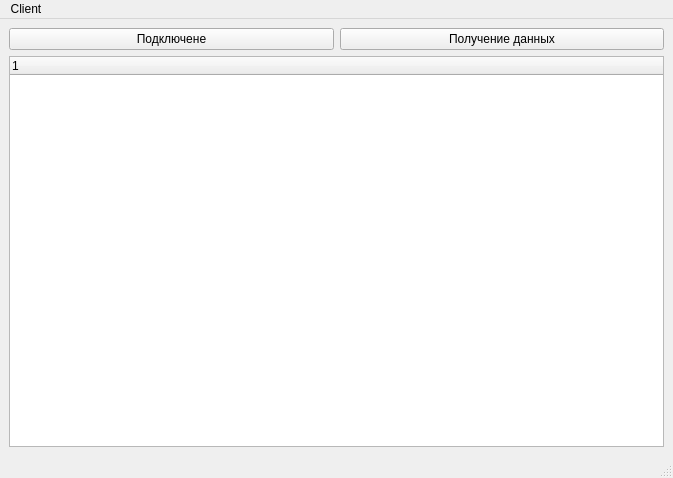
Before: the Qt Designer form client/clientwindow.ui in vavasik800/QTClientServer, drawn with Qt 5.
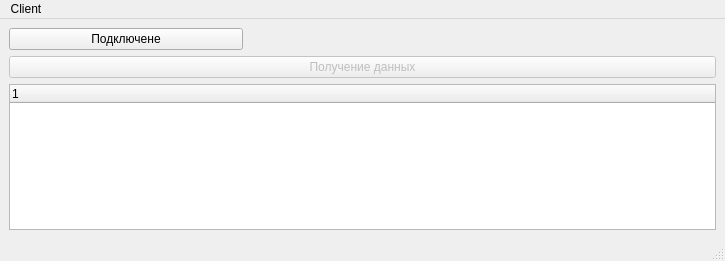
After: the same form once the commit is applied.

Diff of the .ui file:
```diff
--- a/client/clientwindow.ui
+++ b/client/clientwindow.ui
@@ -6,8 +6,8 @@
    <rect>
     <x>0</x>
     <y>0</y>
-    <width>673</width>
-    <height>478</height>
+    <width>725</width>
+    <height>261</height>
    </rect>
   </property>
   <property name="windowTitle">
@@ -15,13 +15,25 @@
   </property>
   <widget class="QWidget" name="centralwidget">
    <layout class="QGridLayout" name="gridLayout">
-    <item row="0" column="1">
+    <item row="1" column="0" colspan="3">
      <widget class="QPushButton" name="pushButton_2">
+      <property name="enabled">
+       <bool>false</bool>
+      </property>
       <property name="text">
        <string>Получение данных</string>
       </property>
      </widget>
     </item>
+    <item row="2" column="0" colspan="3">
+     <widget class="QTreeWidget" name="treeWidget">
+      <column>
+       <property name="text">
+        <string notr="true">1</string>
+       </property>
+      </column>
+     </widget>
+    </item>
     <item row="0" column="0">
      <widget class="QPushButton" name="pushButton">
       <property name="autoFillBackground">
@@ -32,8 +44,12 @@
       </property>
      </widget>
     </item>
-    <item row="1" column="0" colspan="2">
-     <widget class="QTreeWidget" name="treeWidget"/>
+    <item row="0" column="1" colspan="2">
+     <widget class="QLabel" name="label">
+      <property name="text">
+       <string/>
+      </property>
+     </widget>
     </item>
    </layout>
   </widget>
@@ -42,7 +58,7 @@
     <rect>
      <x>0</x>
      <y>0</y>
-     <width>673</width>
+     <width>725</width>
      <height>21</height>
     </rect>
    </property>
```
Left out of the diff: 3 changed lines with no effect on the pictures.
